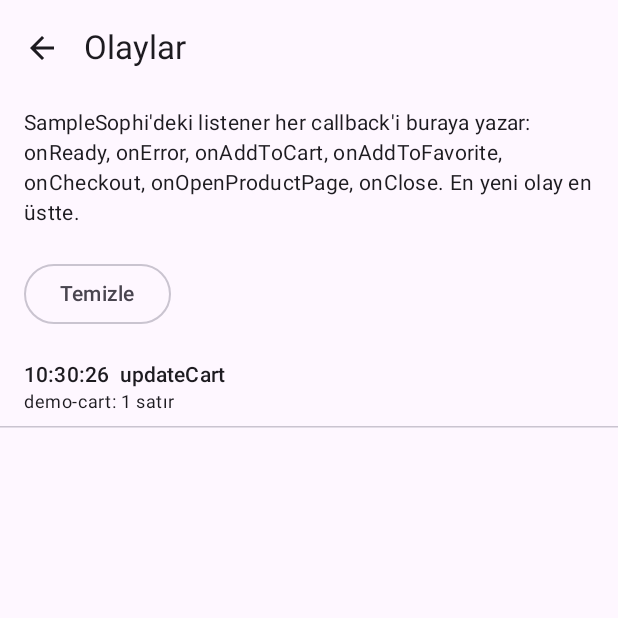
After one commit to Let-Me-Shop-For-You/Sophi-Android-Sample, an Android app built with Jetpack Compose: the EventsScreen screen opened through its navigation route, on a phone screen of 412 x 824 dp, the top half of it. The commit adds this screen. Run offline under Robolectric (Android 15) with nearby library versions, the phone set to English and light mode, and no system bars; libraries missing offline, so code that uses them is left out: com.sophi.android.

Commit message:
feat(sample-compose): show commerce callbacks and the event log
updateCart, updateFavorite, a switch that makes the cart write fail and one that lets the app open product pages; the events screen lists every listener callback. Switch rows now toggle from the whole row.

```diff
--- a/sample-compose/src/main/java/com/sophi/sample/MainActivity.kt
+++ b/sample-compose/src/main/java/com/sophi/sample/MainActivity.kt
@@ -11,6 +11,8 @@ import androidx.navigation.compose.rememberNavController
 import androidx.navigation.toRoute
 import com.sophi.sample.feature.EmbeddedChatScreen
 import com.sophi.sample.feature.HomeScreen
+import com.sophi.sample.feature.EventsScreen
+import com.sophi.sample.feature.CommerceScreen
 import com.sophi.sample.feature.IdentityScreen
 import com.sophi.sample.feature.AppearanceScreen
 import com.sophi.sample.feature.LaunchScreen
@@ -23,6 +25,8 @@ sealed interface Route {
     @Serializable data object Launch : Route
     @Serializable data object Appearance : Route
     @Serializable data object Identity : Route
+    @Serializable data object Commerce : Route
+    @Serializable data object Events : Route
     @Serializable data class EmbeddedChat(val message: String? = null, val productId: String? = null) : Route
 }
 
@@ -45,6 +49,8 @@ private fun SampleNavHost() {
         composable<Route.Launch> { LaunchScreen(onBack = back) }
         composable<Route.Appearance> { AppearanceScreen(onBack = back) }
         composable<Route.Identity> { IdentityScreen(onBack = back) }
+        composable<Route.Commerce> { CommerceScreen(onBack = back) }
+        composable<Route.Events> { EventsScreen(onBack = back) }
         composable<Route.EmbeddedChat> { entry ->
             val route = entry.toRoute<Route.EmbeddedChat>()
             EmbeddedChatScreen(route.message, route.productId, onBack = back)
--- /dev/null
+++ b/sample-compose/src/main/java/com/sophi/sample/feature/EventsScreen.kt
@@ -0,0 +1,43 @@
+package com.sophi.sample.feature
+
+import androidx.compose.foundation.layout.Column
+import androidx.compose.foundation.layout.fillMaxWidth
+import androidx.compose.foundation.layout.padding
+import androidx.compose.foundation.lazy.LazyColumn
+import androidx.compose.foundation.lazy.items
+import androidx.compose.material3.HorizontalDivider
+import androidx.compose.material3.MaterialTheme
+import androidx.compose.material3.OutlinedButton
+import androidx.compose.material3.Text
+import androidx.compose.runtime.Composable
+import androidx.compose.runtime.collectAsState
+import androidx.compose.runtime.getValue
+import androidx.compose.ui.Modifier
+import androidx.compose.ui.unit.dp
+import com.sophi.sample.EventLog
+
+@Composable
+fun EventsScreen(onBack: () -> Unit) {
+    val events by EventLog.events.collectAsState()
+    FeatureScreen(
+        title = "Olaylar",
+        description = "SampleSophi'deki listener her callback'i buraya yazar: onReady, onError, onAddToCart, onAddToFavorite, " +
+            "onCheckout, onOpenProductPage, onClose. En yeni olay en üstte.",
+        onBack = onBack,
+        scrollable = false,
+    ) {
+        OutlinedButton(onClick = EventLog::clear, modifier = Modifier.padding(horizontal = 16.dp)) { Text("Temizle") }
+        if (events.isEmpty()) {
+            Text("Henüz olay yok. Sohbeti açıp bir şey deneyin.", modifier = Modifier.padding(horizontal = 16.dp))
+        }
+        LazyColumn {
+            items(events) { event ->
+                Column(Modifier.fillMaxWidth().padding(horizontal = 16.dp, vertical = 8.dp)) {
+                    Text("${event.time}  ${event.name}", style = MaterialTheme.typography.titleSmall)
+                    if (event.detail.isNotEmpty()) Text(event.detail, style = MaterialTheme.typography.bodySmall)
+                }
+                HorizontalDivider()
+            }
+        }
+    }
+}
--- a/sample-compose/src/main/java/com/sophi/sample/feature/HomeScreen.kt
+++ b/sample-compose/src/main/java/com/sophi/sample/feature/HomeScreen.kt
@@ -38,6 +38,8 @@ private val entries = listOf(
     ),
     HomeEntry("Görünüm", "SophiConfig: renk, metin, logo, avatar, kapatma butonu ve dil.", listOf("" to Route.Appearance)),
     HomeEntry("Kimlik", "Giriş, çıkış, kullanıcı adı, kimliğin cihazda tutulması ve oturum bilgisi.", listOf("" to Route.Identity)),
+    HomeEntry("Ticaret", "Sepet, favori, checkout ve ürün sayfası callback'leri; updateCart, updateFavorite.", listOf("" to Route.Commerce)),
+    HomeEntry("Olaylar", "SophiListener'a gelen her callback, geliş sırasıyla.", listOf("" to Route.Events)),
 )
 
 @OptIn(ExperimentalMaterial3Api::class)
```
Also changed, not shown: sample-compose/src/main/java/com/sophi/sample/feature/CommerceScreen.kt (added, +86 -0 lines), sample-compose/src/main/java/com/sophi/sample/feature/IdentityScreen.kt (+9 -4 lines).
